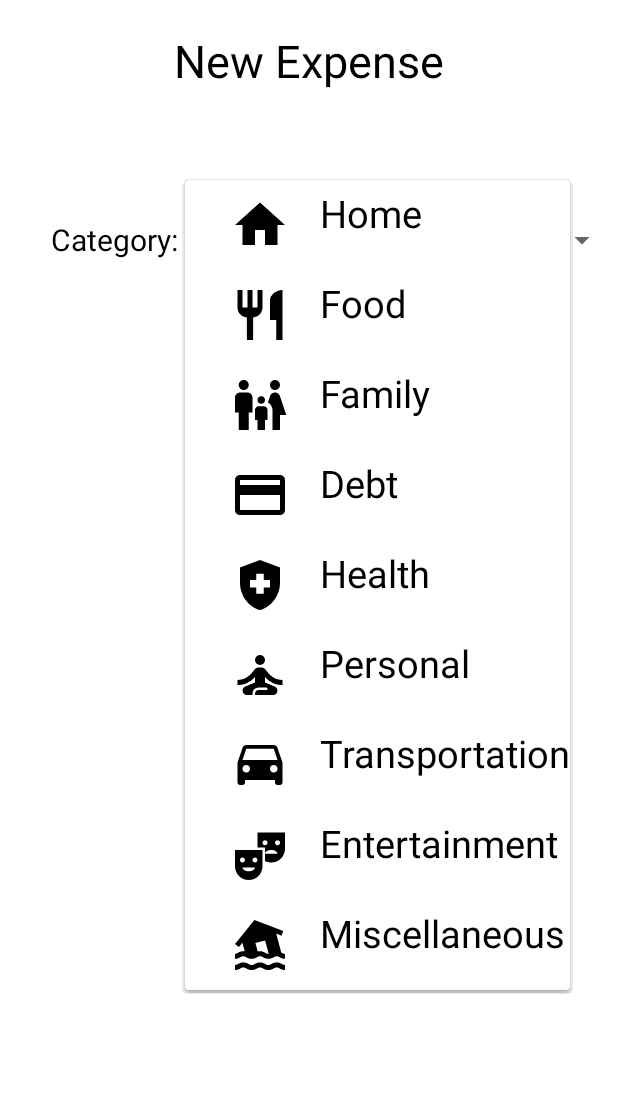
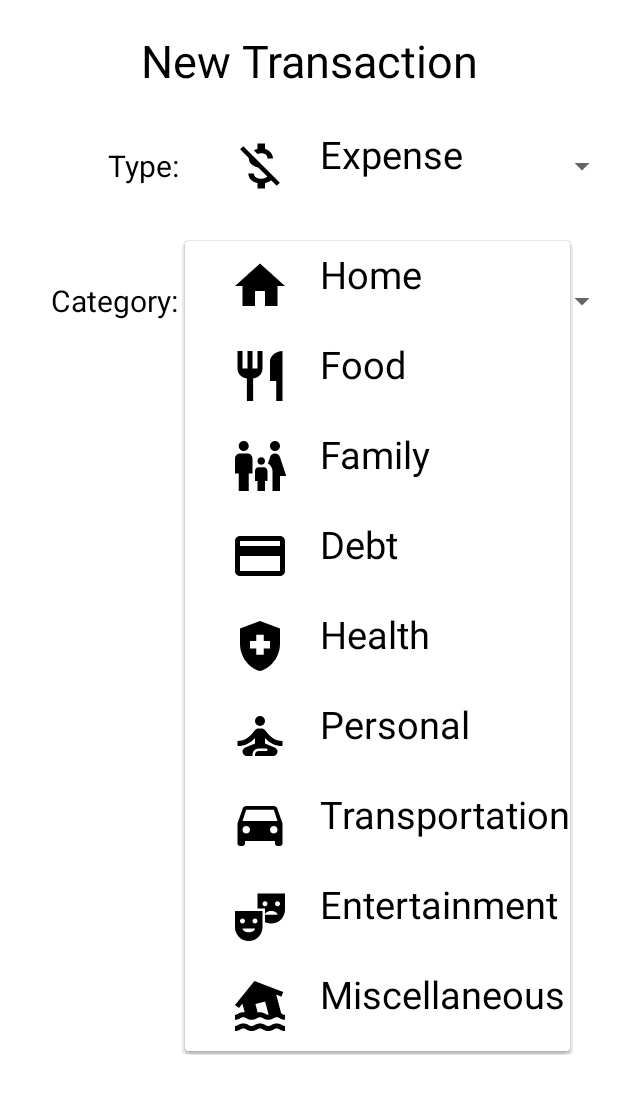
Before and after one commit to DeathlessKraken/expense-tracker, an Android app: the NewMoneyEventActivity screen opened directly, with no data from a screen before it, after a tap on "Home", on a phone screen of 412 x 824 dp. Shown: the top 1094 px of the screen. Run offline under Robolectric (Android 15) with nearby library versions, the phone set to English and light mode, and no system bars.

Commit message:
Added type spinner, changed default selection

```diff
--- /dev/null
+++ b/app/src/main/java/com/example/expensetracker/CategorySpinnerAdapter.java
@@ -0,0 +1,60 @@
+package com.example.expensetracker;
+
+import android.content.Context;
+import android.view.LayoutInflater;
+import android.view.View;
+import android.view.ViewGroup;
+import android.widget.ArrayAdapter;
+import android.widget.ImageView;
+import android.widget.TextView;
+
+import androidx.annotation.NonNull;
+import androidx.annotation.Nullable;
+
+import java.util.List;
+
+public class CategorySpinnerAdapter extends ArrayAdapter<Category>
+{
+
+    LayoutInflater layoutInflater;
+
+    public CategorySpinnerAdapter(@NonNull Context context, int resource, @NonNull List<Category> categories)
+    {
+        super(context, resource, categories);
+        layoutInflater = LayoutInflater.from(context);
+    }
+
+    @NonNull
+    @Override
+    public View getView(int position, @Nullable View convertView, @NonNull ViewGroup parent)
+    {
+        View rowView = layoutInflater.inflate(R.layout.spinner_cell,null,true);
+        Category category = getItem(position);
+
+        TextView tv = (TextView) rowView.findViewById(R.id.cellTextView );
+        ImageView iv = (ImageView) rowView.findViewById(R.id.cellImageIcon );
+
+        tv.setText(category.getText());
+        iv.setImageResource(category.getImage());
+
+        return rowView;
+
+    }
+
+    @Override
+    public View getDropDownView(int position, @Nullable View convertView, @NonNull ViewGroup parent)
+    {
+        if(convertView == null)
+            convertView = layoutInflater.inflate(R.layout.spinner_cell,parent,false);
+
+        Category category = getItem(position);
+
+        TextView tv = (TextView) convertView.findViewById(R.id.cellTextView );
+        ImageView iv = (ImageView) convertView.findViewById(R.id.cellImageIcon );
+
+        tv.setText(category.getText());
+        iv.setImageResource(category.getImage());
+
+        return convertView;
+    }
+}
--- a/app/src/main/java/com/example/expensetracker/NewMoneyEventActivity.java
+++ b/app/src/main/java/com/example/expensetracker/NewMoneyEventActivity.java
@@ -3,28 +3,28 @@ package com.example.expensetracker;
 import androidx.appcompat.app.AppCompatActivity;
 
 import android.os.Bundle;
-import android.view.View;
-import android.widget.AdapterView;
-import android.widget.ArrayAdapter;
 import android.widget.Spinner;
-import android.widget.Toast;
-
-import java.util.Arrays;
-import java.util.List;
 
 public class NewMoneyEventActivity extends AppCompatActivity {
 
     private Spinner categorySpinner;
+    private Spinner typeSpinner;
 
     @Override
     protected void onCreate(Bundle savedInstanceState) {
         super.onCreate(savedInstanceState);
         setContentView(R.layout.activity_new_money_event);
         Category.initCategoryList();
+        Type.initTypeList();
 
         categorySpinner = (Spinner) findViewById(R.id.categorySpinner);
+        typeSpinner = (Spinner) findViewById(R.id.typeSpinner);
 
-        SpinnerAdapter spinnerAdapter = new SpinnerAdapter(this, R.layout.spinner_cell, Category.getCategoryList());
-        categorySpinner.setAdapter(spinnerAdapter);
+        CategorySpinnerAdapter categorySpinnerAdapter = new CategorySpinnerAdapter(this, R.layout.spinner_cell, Category.getCategoryList());
+        categorySpinner.setAdapter(categorySpinnerAdapter);
+
+       TypeSpinnerAdapter typeSpinnerAdapter = new TypeSpinnerAdapter(this, R.layout.spinner_cell, Type.getTypeList());
+       typeSpinner.setAdapter(typeSpinnerAdapter);
+       typeSpinner.setSelection(1);
     }
 }
--- /dev/null
+++ b/app/src/main/java/com/example/expensetracker/Type.java
@@ -0,0 +1,58 @@
+package com.example.expensetracker;
+
+import java.util.ArrayList;
+
+public class Type
+{
+    private static ArrayList<Type> typeList= new ArrayList<>();
+
+    private String id;
+    private String text;
+
+    public Type(String id, String text) {
+        this.id = id;
+        this.text = text;
+    }
+
+    public String getId() {
+        return id;
+    }
+
+    public void setId(String id) {
+        this.id = id;
+    }
+
+    public String getText() {
+        return text;
+    }
+
+    public void setText(String text) {
+        this.text = text;
+    }
+
+    public static ArrayList<Type> getTypeList() {
+        return typeList;
+    }
+
+    public static void initTypeList()
+    {
+        Type income = new Type("income","Income");
+        typeList.add(income);
+
+        Type expense = new Type("expense", "Expense");
+        typeList.add(expense);
+    }
+
+    public int getImage()
+    {
+        switch (getId())
+        {
+            case "income":
+                return R.drawable.ic_income;
+            case "expense":
+                return R.drawable.ic_expense;
+        }
+
+        return R.drawable.ic_bunny;
+    }
+}
--- a/app/src/main/java/com/example/expensetracker/SpinnerAdapter.java
+++ b/app/src/main/java/com/example/expensetracker/TypeSpinnerAdapter.java
@@ -13,14 +13,13 @@ import androidx.annotation.Nullable;
 
 import java.util.List;
 
-public class SpinnerAdapter extends ArrayAdapter<Category>
+public class TypeSpinnerAdapter extends ArrayAdapter<Type>
 {
-
     LayoutInflater layoutInflater;
 
-    public SpinnerAdapter(@NonNull Context context, int resource, @NonNull List<Category> categories)
+    public TypeSpinnerAdapter(@NonNull Context context, int resource, @NonNull List<Type> typesList)
     {
-        super(context, resource, categories);
+        super(context, resource, typesList);
         layoutInflater = LayoutInflater.from(context);
     }
 
@@ -29,13 +28,13 @@ public class SpinnerAdapter extends ArrayAdapter<Category>
     public View getView(int position, @Nullable View convertView, @NonNull ViewGroup parent)
     {
         View rowView = layoutInflater.inflate(R.layout.spinner_cell,null,true);
-        Category category = getItem(position);
+        Type type = getItem(position);
 
         TextView tv = (TextView) rowView.findViewById(R.id.cellTextView );
         ImageView iv = (ImageView) rowView.findViewById(R.id.cellImageIcon );
 
-        tv.setText(category.getText());
-        iv.setImageResource(category.getImage());
+        tv.setText(type.getText());
+        iv.setImageResource(type.getImage());
 
         return rowView;
 
@@ -47,13 +46,13 @@ public class SpinnerAdapter extends ArrayAdapter<Category>
         if(convertView == null)
             convertView = layoutInflater.inflate(R.layout.spinner_cell,parent,false);
 
-        Category category = getItem(position);
+        Type type = getItem(position);
 
         TextView tv = (TextView) convertView.findViewById(R.id.cellTextView );
         ImageView iv = (ImageView) convertView.findViewById(R.id.cellImageIcon );
 
-        tv.setText(category.getText());
-        iv.setImageResource(category.getImage());
+        tv.setText(type.getText());
+        iv.setImageResource(type.getImage());
 
         return convertView;
     }
--- /dev/null
+++ b/app/src/main/res/drawable/ic_expense.xml
@@ -0,0 +1,5 @@
+<vector android:height="24dp" android:tint="#000000"
+    android:viewportHeight="24" android:viewportWidth="24"
+    android:width="24dp" xmlns:android="http://schemas.android.com/apk/res/android">
+    <path android:fillColor="@android:color/white" android:pathData="M12.5,6.9c1.78,0 2.44,0.85 2.5,2.1h2.21c-0.07,-1.72 -1.12,-3.3 -3.21,-3.81V3h-3v2.16c-0.53,0.12 -1.03,0.3 -1.48,0.54l1.47,1.47c0.41,-0.17 0.91,-0.27 1.51,-0.27zM5.33,4.06L4.06,5.33 7.5,8.77c0,2.08 1.56,3.21 3.91,3.91l3.51,3.51c-0.34,0.48 -1.05,0.91 -2.42,0.91 -2.06,0 -2.87,-0.92 -2.98,-2.1h-2.2c0.12,2.19 1.76,3.42 3.68,3.83V21h3v-2.15c0.96,-0.18 1.82,-0.55 2.45,-1.12l2.22,2.22 1.27,-1.27L5.33,4.06z"/>
+</vector>
--- /dev/null
+++ b/app/src/main/res/drawable/ic_income.xml
@@ -0,0 +1,5 @@
+<vector android:height="24dp" android:tint="#000000"
+    android:viewportHeight="24" android:viewportWidth="24"
+    android:width="24dp" xmlns:android="http://schemas.android.com/apk/res/android">
+    <path android:fillColor="@android:color/white" android:pathData="M11.8,10.9c-2.27,-0.59 -3,-1.2 -3,-2.15 0,-1.09 1.01,-1.85 2.7,-1.85 1.78,0 2.44,0.85 2.5,2.1h2.21c-0.07,-1.72 -1.12,-3.3 -3.21,-3.81V3h-3v2.16c-1.94,0.42 -3.5,1.68 -3.5,3.61 0,2.31 1.91,3.46 4.7,4.13 2.5,0.6 3,1.48 3,2.41 0,0.69 -0.49,1.79 -2.7,1.79 -2.06,0 -2.87,-0.92 -2.98,-2.1h-2.2c0.12,2.19 1.76,3.42 3.68,3.83V21h3v-2.15c1.95,-0.37 3.5,-1.5 3.5,-3.55 0,-2.84 -2.43,-3.81 -4.7,-4.4z"/>
+</vector>
--- a/app/src/main/res/layout/activity_new_money_event.xml
+++ b/app/src/main/res/layout/activity_new_money_event.xml
@@ -8,20 +8,51 @@
     tools:context=".NewMoneyEventActivity">
 
     <TextView
+        android:id="@+id/newExpenseTextView"
         android:layout_width="match_parent"
         android:layout_height="wrap_content"
-        android:id="@+id/newExpenseTextView"
-        android:text="New Expense"
-        android:textSize="30dp"
+        android:layout_marginTop="20dp"
+        android:gravity="center"
+        android:text="New Transaction"
         android:textColor="@color/black"
-        android:gravity="center"
-        android:layout_marginTop="20dp"/>
+        android:textSize="30dp" />
 
     <LinearLayout
+        android:id="@+id/typeSpinnerLayout"
         android:layout_width="match_parent"
         android:layout_height="wrap_content"
-        android:layout_alignTop="@id/newExpenseTextView"
-        android:layout_marginTop="100dp"
+        android:layout_below="@id/newExpenseTextView"
+        android:layout_marginTop="10dp"
+        android:orientation="horizontal">
+
+        <TextView
+            android:layout_width="0dp"
+            android:layout_weight="3"
+            android:layout_height="match_parent"
+            android:layout_gravity="center_vertical"
+            android:gravity="center_vertical"
+            android:textAlignment="textEnd"
+            android:text="Type: "
+            android:textSize="20sp"
+            android:textColor="@color/black"
+            tools:ignore="RtlCompat" />
+
+        <Spinner
+            android:layout_width="0dp"
+            android:layout_height="80dp"
+            android:layout_weight="7"
+            android:gravity="center"
+            android:spinnerMode="dropdown"
+            android:id="@+id/typeSpinner"/>
+
+    </LinearLayout>
+
+    <LinearLayout
+        android:id="@+id/categorySpinnerLayout"
+        android:layout_width="match_parent"
+        android:layout_height="wrap_content"
+        android:layout_below="@id/typeSpinnerLayout"
+        android:layout_marginTop="10dp"
         android:orientation="horizontal">
 
         <TextView
@@ -46,4 +77,6 @@
 
     </LinearLayout>
 
+
+
 </RelativeLayout>
--- a/app/src/main/res/layout/spinner_cell.xml
+++ b/app/src/main/res/layout/spinner_cell.xml
@@ -7,7 +7,7 @@
     <ImageView
         android:layout_width="40dp"
         android:layout_height="40dp"
-        android:src="@drawable/ic_home"
+        android:src="@drawable/ic_bunny"
         android:id="@+id/cellImageIcon"
         android:layout_marginLeft="30dp"
         android:layout_marginBottom="10dp"
```
